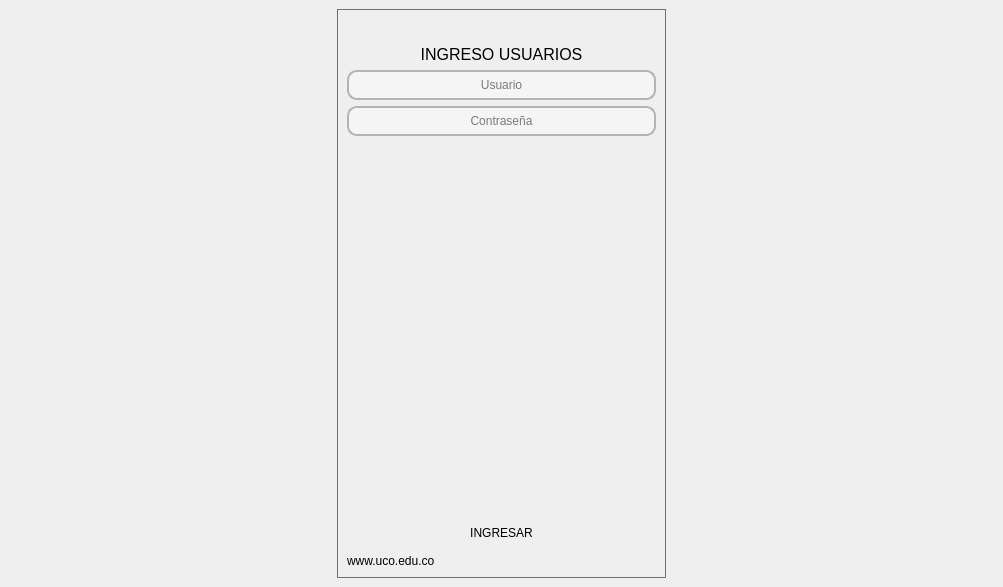
The window that frontend/vistas/login/login.ui (Johnatanvq/pooAPP) describes before a commit, drawn with Qt 5.
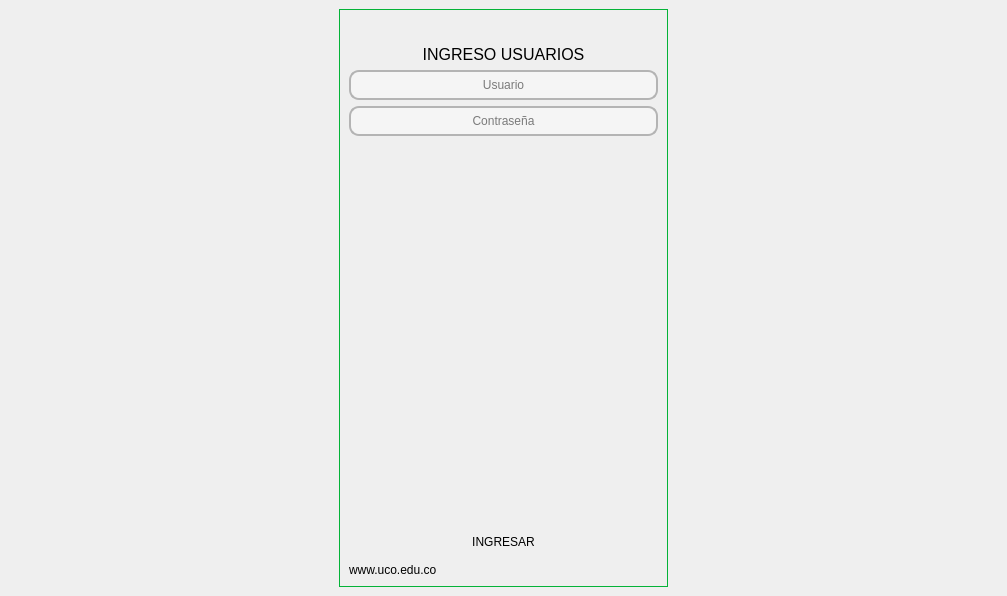
The same window after the commit. Icons and pictures are not drawn.

The edit to the form file:
```diff
--- a/frontend/vistas/login/login.ui
+++ b/frontend/vistas/login/login.ui
@@ -6,8 +6,8 @@
    <rect>
     <x>0</x>
     <y>0</y>
-    <width>1003</width>
-    <height>587</height>
+    <width>1007</width>
+    <height>596</height>
    </rect>
   </property>
   <property name="windowTitle">
@@ -228,7 +228,7 @@
         <widget class="QLabel" name="error_label">
          <property name="styleSheet">
           <string notr="true">QLabel#error_label{
-	font: 13pt;
+	font: 17pt;
 }</string>
          </property>
          <property name="text">
@@ -241,10 +241,13 @@
          <property name="orientation">
           <enum>Qt::Vertical</enum>
          </property>
+         <property name="sizeType">
+          <enum>QSizePolicy::Expanding</enum>
+         </property>
          <property name="sizeHint" stdset="0">
           <size>
            <width>20</width>
-           <height>138</height>
+           <height>50</height>
           </size>
          </property>
         </spacer>
```
Left out of the diff: 28 changed lines with no effect on the pictures.
